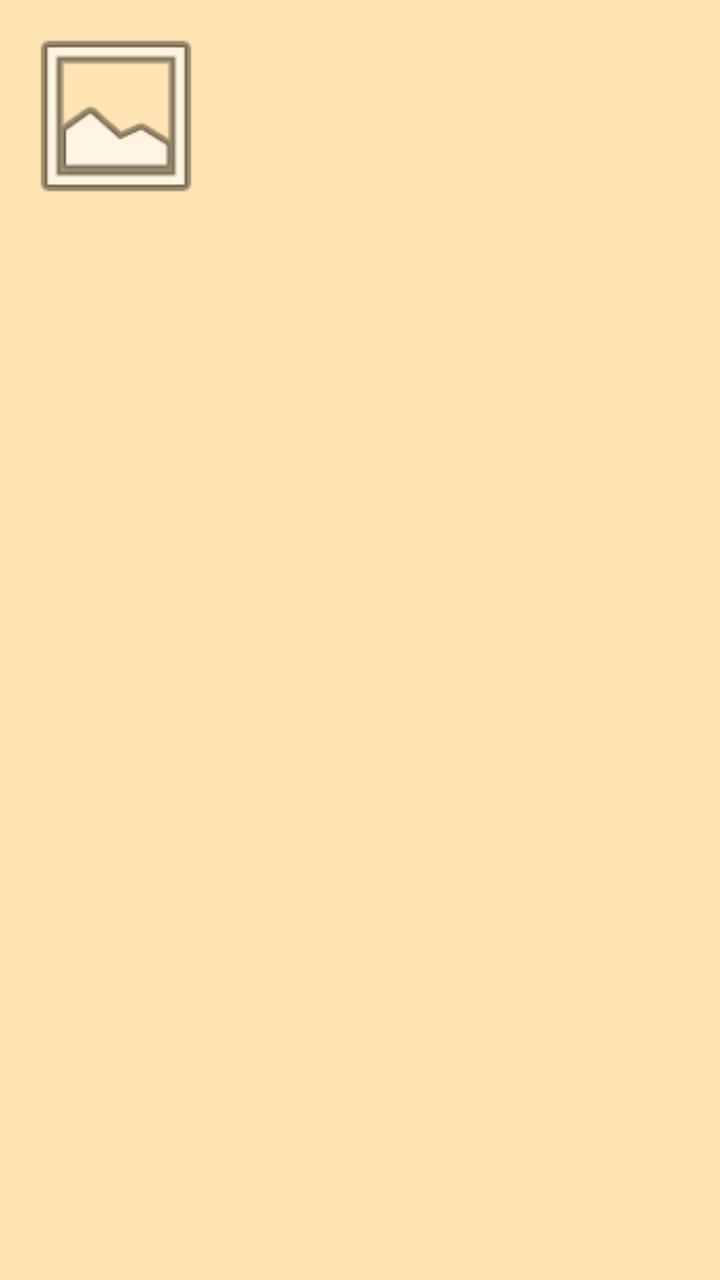
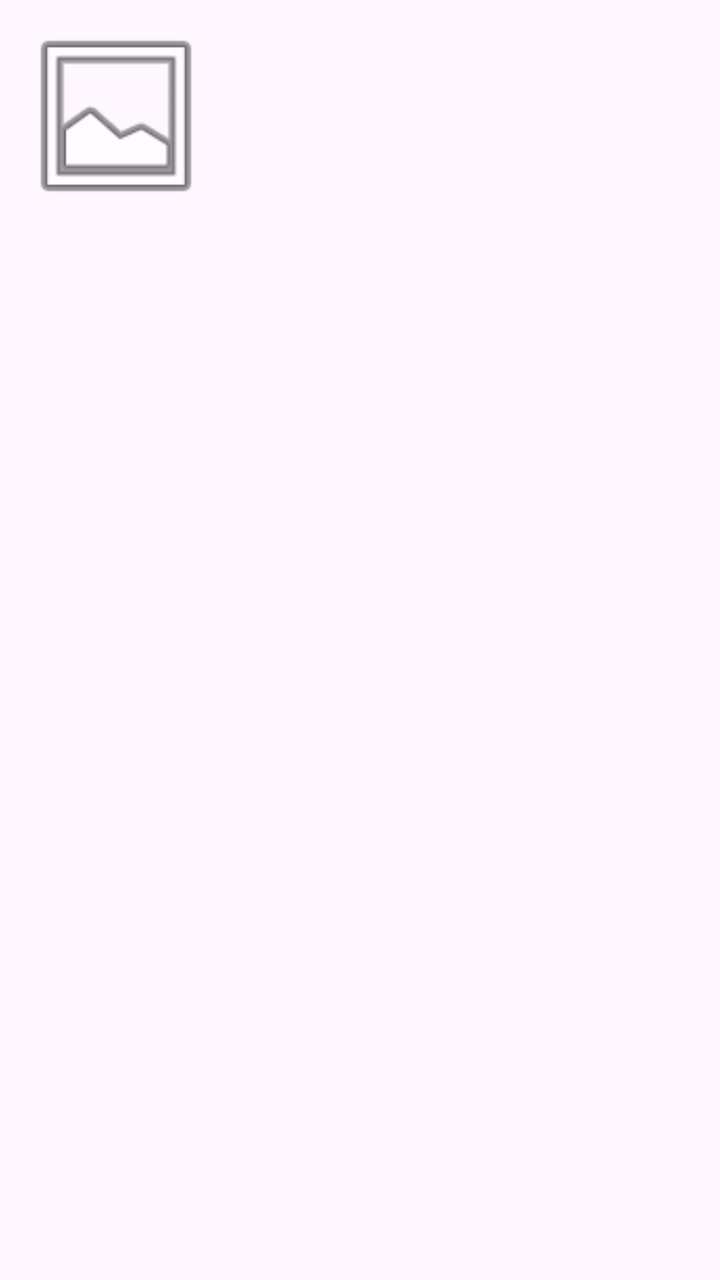

An Android layout rendered at two revisions. The XML below is the earlier revision; the diff shows what the commit changed to produce the second picture.
<!-- AndroidManifest.xml: application theme Theme.EventsApp -->
<!-- res/layout/event_item.xml -->
<?xml version="1.0" encoding="utf-8"?>
<LinearLayout xmlns:android="http://schemas.android.com/apk/res/android"
    android:layout_width="match_parent"
    android:layout_height="wrap_content"
    android:id="@+id/item_container"
    android:orientation="horizontal"
    android:padding="8dp"
    android:layout_marginBottom="4dp"
    android:background="@color/narandzasta_svetlija"
    >

    <LinearLayout
        android:layout_width="wrap_content"
        android:layout_height="wrap_content"
        android:orientation="vertical"
        >
        <TextView
            android:id="@+id/txt_featured"
            android:layout_width="wrap_content"
            android:layout_height="wrap_content"
            android:text="@string/str_featured"
            android:textColor="@color/black"
            android:textSize="12sp"
            android:paddingLeft="8dp"
            android:paddingRight="8dp"
            android:layout_gravity="center"
            android:background="@color/narandzasta_tamnija"
            android:visibility="gone"
            />
        <ImageView
            android:id="@+id/img_event"
            android:layout_width="100dp"
            android:layout_height="100dp"
            android:scaleType="centerCrop"
            android:src="@android:drawable/ic_menu_gallery"
            />
    </LinearLayout>


    <LinearLayout
        android:layout_width="match_parent"
        android:layout_height="match_parent"
        android:orientation="vertical"
        >
        <TextView
            android:id="@+id/txt_event_name"
            android:layout_width="match_parent"
            android:layout_height="0dp"
            android:textSize="12sp"
            android:textColor="@android:color/black"
            android:textStyle="bold"
            android:layout_weight="1"
            android:gravity="start"
            />
        <TextView
            android:id="@+id/txt_category"
            android:layout_width="match_parent"
            android:layout_height="0dp"
            android:textColor="@color/ljubicasta_tamnija"
            android:layout_weight="1"
            android:gravity="start"
            />
        <TextView
            android:id="@+id/txt_location"
            android:layout_width="match_parent"
            android:layout_height="0dp"
            android:textColor="@color/siva"
            android:layout_weight="1"
            android:gravity="start"
            />
        <TextView
            android:id="@+id/txt_date"
            android:layout_width="match_parent"
            android:layout_height="0dp"
            android:textColor="@color/siva"
            android:layout_weight="1"
            android:gravity="start"
            />
        
        <TextView
            android:id="@+id/txt_capacity"
            android:layout_width="match_parent"
            android:layout_height="0dp"
            android:textColor="@color/narandzasta_tamnija"
            android:layout_weight="1"
            android:textStyle="bold"
            android:gravity="start"
            />
    </LinearLayout>

</LinearLayout>
<!-- resources referenced by this layout -->
<resources>
  <color name="black">#FF000000</color>
  <color name="ljubicasta_tamnija">#FF6200EE</color>
  <color name="narandzasta_svetlija">#FFE5B4</color>
  <color name="narandzasta_tamnija">#FF7518</color>
  <color name="siva">#808080</color>
  <string name="str_featured">FEATURED</string>
  <style name="Theme.EventsApp" parent="Base.Theme.EventsApp" />
  <style name="Base.Theme.EventsApp" parent="Theme.Material3.DayNight.NoActionBar">
          
          
      </style>
</resources>

<!-- the commit's change to res/layout/event_item.xml (unified diff, before → after) -->
@@ -6,7 +6,6 @@
     android:orientation="horizontal"
     android:padding="8dp"
     android:layout_marginBottom="4dp"
-    android:background="@color/narandzasta_svetlija"
     >
 
     <LinearLayout
<!-- resource entries referenced after the edit -->
@@ -2,7 +2,6 @@
 <resources>
   <color name="black">#FF000000</color>
   <color name="ljubicasta_tamnija">#FF6200EE</color>
-  <color name="narandzasta_svetlija">#FFE5B4</color>
   <color name="narandzasta_tamnija">#FF7518</color>
   <color name="siva">#808080</color>
   <string name="str_featured">FEATURED</string>
